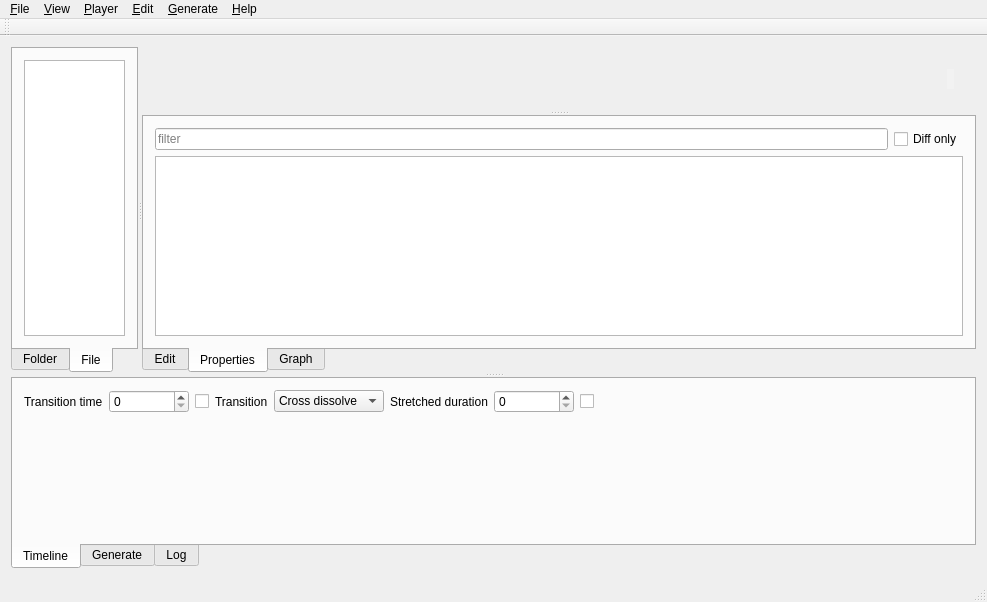
The window that mainwindow.ui (ewoudwijma/MediaSidekick) describes before a commit, drawn with Qt 5.
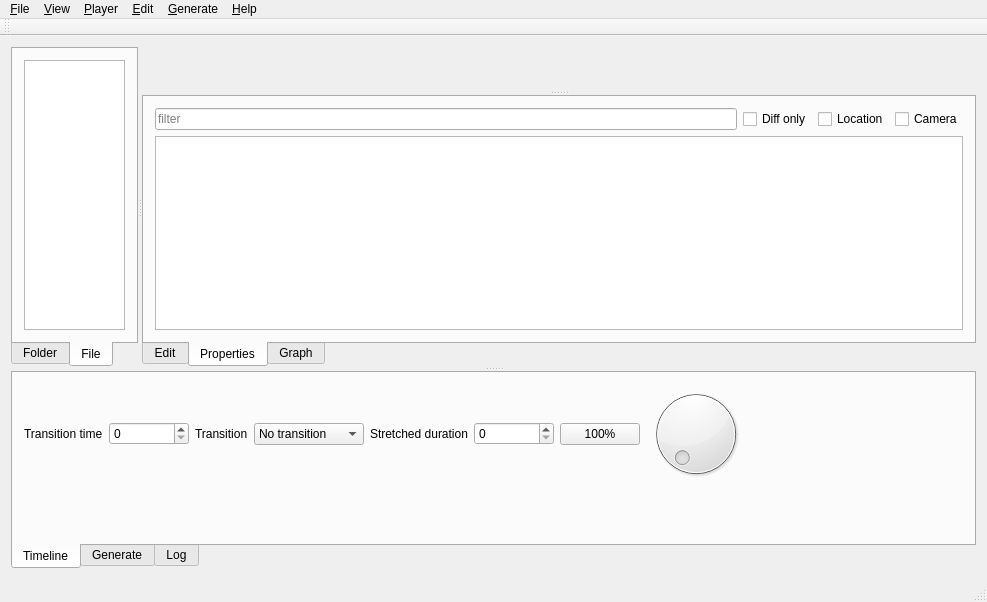
The same window after the commit. The open tabs and pages were chosen to show the change. Icons and pictures are not drawn. Custom widgets are drawn as their Qt base class.

```diff
--- a/mainwindow.ui
+++ b/mainwindow.ui
@@ -6,7 +6,7 @@
    <rect>
     <x>0</x>
     <y>0</y>
-    <width>832</width>
+    <width>963</width>
     <height>602</height>
    </rect>
   </property>
@@ -63,57 +63,7 @@
             <property name="styleSheet">
              <string notr="true">background-color: rgba(0,0,0,0)</string>
             </property>
-            <layout class="QHBoxLayout" name="horizontalLayout_4">
-             <item>
-              <spacer name="horizontalSpacer_4">
-               <property name="orientation">
-                <enum>Qt::Horizontal</enum>
-               </property>
-               <property name="sizeHint" stdset="0">
-                <size>
-                 <width>40</width>
-                 <height>20</height>
-                </size>
-               </property>
-              </spacer>
-             </item>
-             <item>
-              <widget class="QLabel" name="label_8">
-               <property name="enabled">
-                <bool>true</bool>
-               </property>
-               <property name="maximumSize">
-                <size>
-                 <width>150</width>
-                 <height>150</height>
-                </size>
-               </property>
-               <property name="cursor">
-                <cursorShape>ArrowCursor</cursorShape>
-               </property>
-               <property name="autoFillBackground">
-                <bool>false</bool>
-               </property>
-               <property name="styleSheet">
-                <string notr="true">background-color: rgba(255, 255, 255, 50);</string>
-               </property>
-               <property name="text">
-                <string/>
-               </property>
-               <property name="pixmap">
-                <pixmap resource="images.qrc">:/fiprelogo.png</pixmap>
-               </property>
-               <property name="scaledContents">
-                <bool>true</bool>
-               </property>
-               <property name="alignment">
-                <set>Qt::AlignBottom|Qt::AlignRight|Qt::AlignTrailing</set>
-               </property>
-              </widget>
-             </item>
-            </layout>
-            <zorder>horizontalSpacer_4</zorder>
-            <zorder>label_8</zorder>
+            <layout class="QHBoxLayout" name="horizontalLayout_4"/>
            </widget>
           </item>
          </layout>
@@ -330,6 +280,20 @@
                </property>
               </widget>
              </item>
+             <item>
+              <widget class="QCheckBox" name="locationCheckBox">
+               <property name="text">
+                <string>Location</string>
+               </property>
+              </widget>
+             </item>
+             <item>
+              <widget class="QCheckBox" name="cameraCheckBox">
+               <property name="text">
+                <string>Camera</string>
+               </property>
+              </widget>
+             </item>
             </layout>
            </item>
            <item>
@@ -381,13 +345,6 @@
              </property>
             </widget>
            </item>
-           <item>
-            <widget class="QCheckBox" name="transitionTimeCheckBox">
-             <property name="text">
-              <string/>
-             </property>
-            </widget>
-           </item>
            <item>
             <widget class="QLabel" name="label_6">
              <property name="text">
@@ -396,7 +353,12 @@
             </widget>
            </item>
            <item>
-            <widget class="QComboBox" name="transitionCcomboBox">
+            <widget class="QComboBox" name="transitionComboBox">
+             <item>
+              <property name="text">
+               <string>No transition</string>
+              </property>
+             </item>
              <item>
               <property name="text">
                <string>Cross dissolve</string>
@@ -422,12 +384,15 @@
             </widget>
            </item>
            <item>
-            <widget class="QCheckBox" name="stretchedDurationCheckBox">
+            <widget class="QPushButton" name="stretch100Button">
              <property name="text">
-              <string/>
+              <string>100%</string>
              </property>
             </widget>
            </item>
+           <item>
+            <widget class="QDial" name="stretchDial"/>
+           </item>
            <item>
             <spacer name="horizontalSpacer_2">
              <property name="orientation">
```
Left out of the diff: 17 changed lines with no effect on the pictures.
